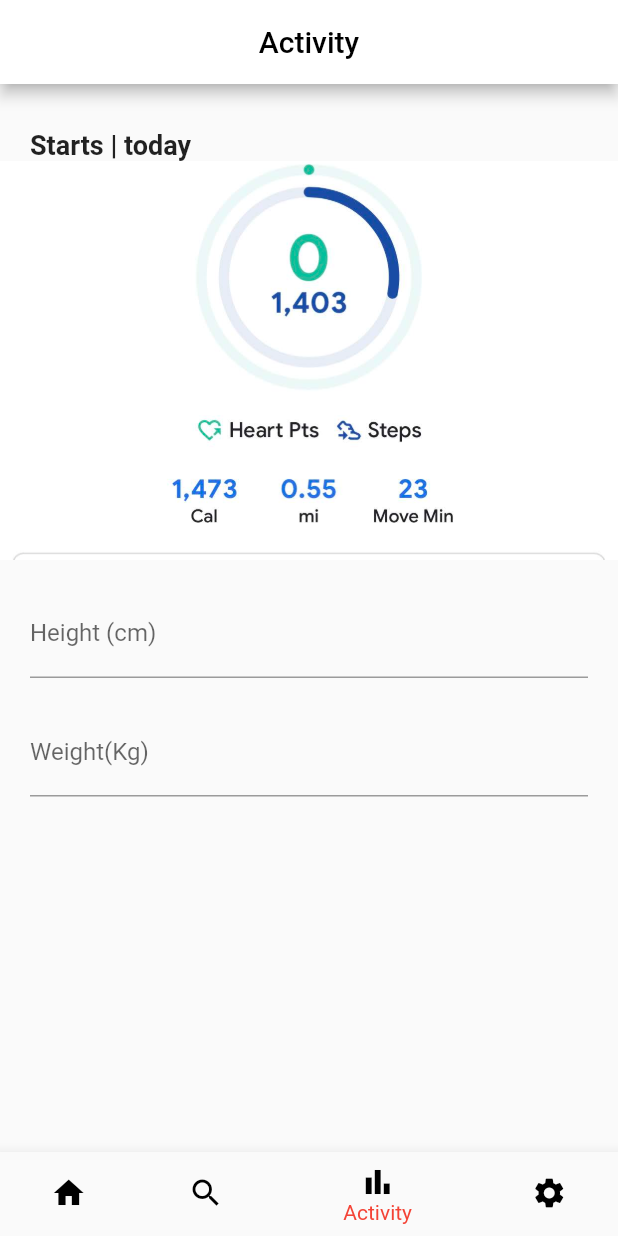
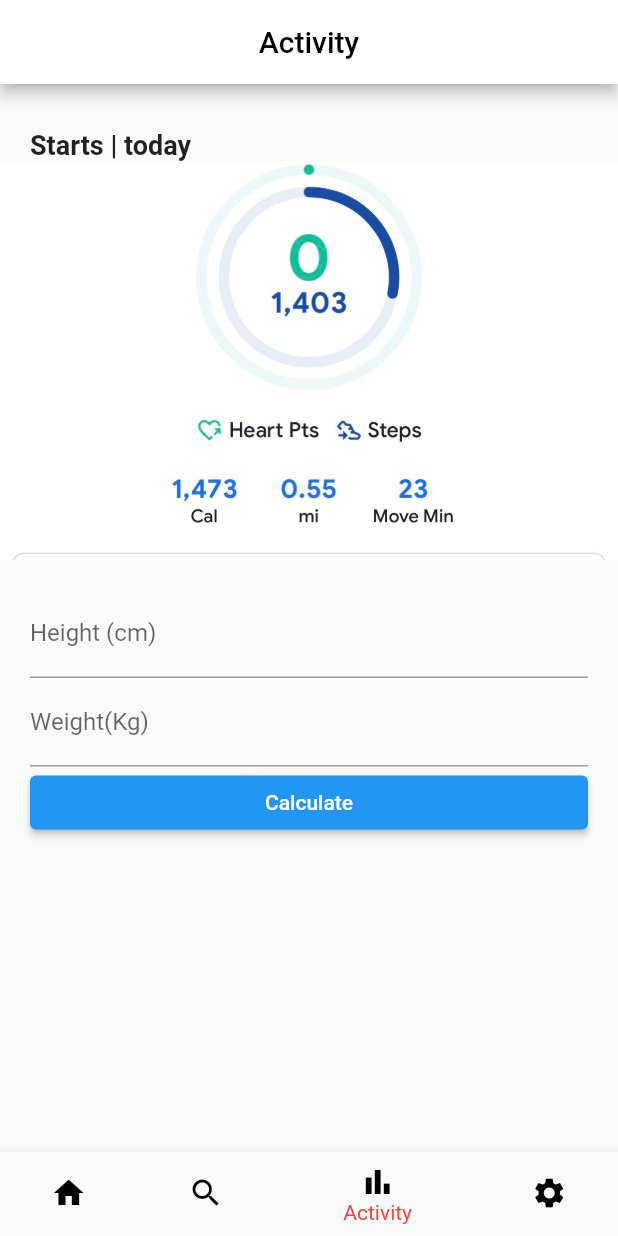
Before and after one commit to kirtijangid/yoga_app, a Flutter app: the Activity screen opened directly, on a phone screen of 412 x 824 dp. Run offline on Flutter 3.47's test engine with Material 2 defaults, Android fonts, the phone set to English and light mode, and no system bars; our stand-ins replace carousel_slider.

Commit message:
adding an elevated button for calculating

```diff
--- a/lib/Dashboard/activity.dart
+++ b/lib/Dashboard/activity.dart
@@ -103,17 +103,27 @@ final TextEditingController _heightController = TextEditingController();
                           ),
                         ),
 
-                        const SizedBox(
-                          height: 20,
-                        ),
+                        // const SizedBox(
+                        //   height: 20,
+                        // ),
 
                         TextField(
                           controller: _weightController,
                           keyboardType: TextInputType.number,
                           decoration: InputDecoration(
                             labelText: 'Weight(Kg)',
-                            suffixText: 'kilograms'),
-                        )
+                            suffixText: 'kilograms'
+                            ),
+                        ),
+                        Column(
+                          crossAxisAlignment: CrossAxisAlignment.stretch,
+                          children: [
+                            ElevatedButton(
+                              onPressed: calculateBMI,
+                               child: const Text('Calculate'),
+                               ),
+                          ],
+                        ),
                       ],
                     )
 
```
